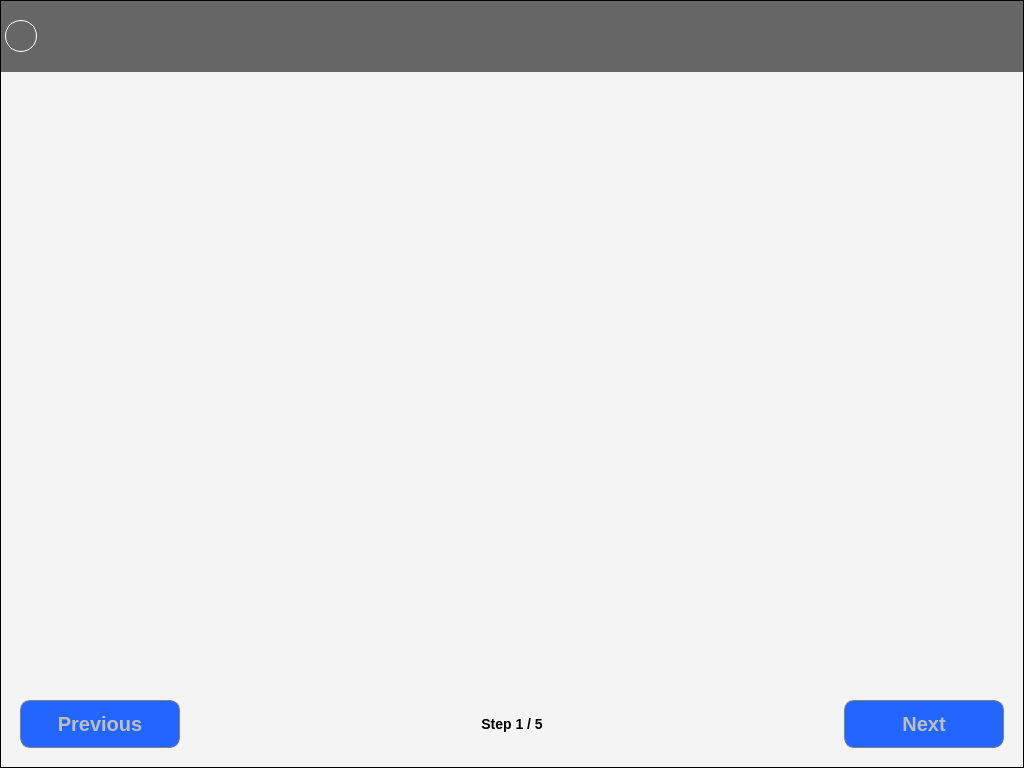
This is src/ihm/mainframe.ui in lamyj/dicomifier as Qt 5 draws it before an edit. The edited form follows.
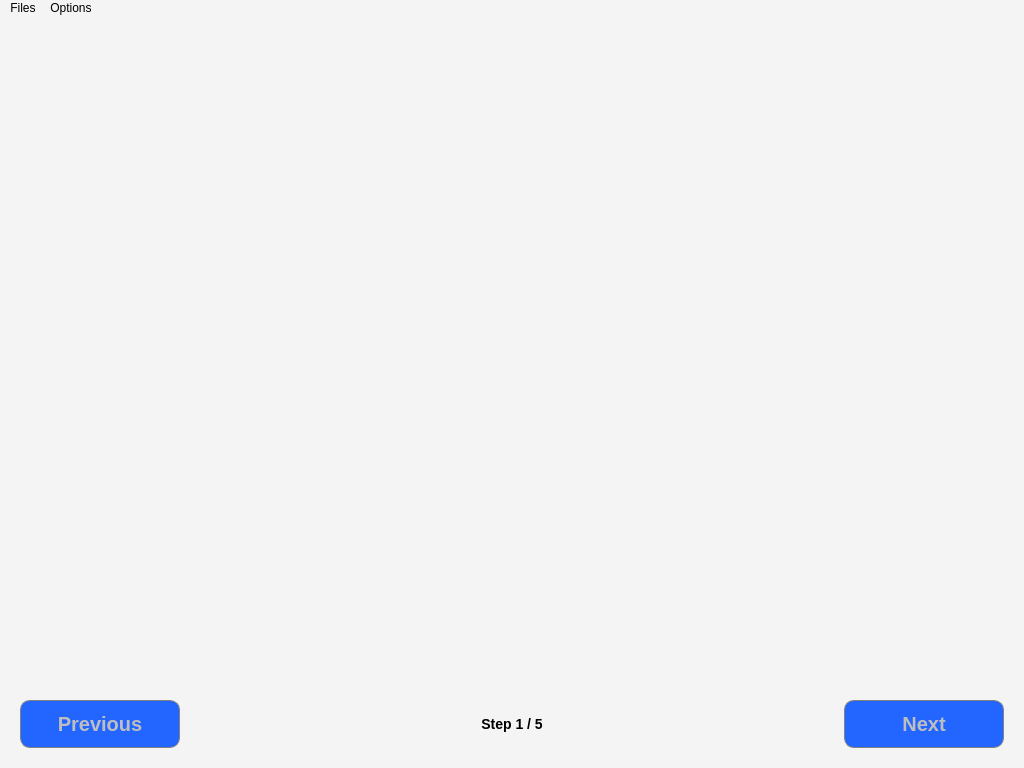
This is the edited form. Icons and pictures are not drawn. Custom widgets are drawn as their Qt base class.

Commit message: src/ihm: modify subjects widget

What changed in the file:
```diff
--- a/src/ihm/mainframe.ui
+++ b/src/ihm/mainframe.ui
@@ -26,12 +26,79 @@
    <string notr="true">QWidget 
 {
 	background-color: #F4F4F4;
-	border: 1px solid black;
 }
+
+QWidget #subjectsWidget
+{
+	border: none;
+}
+
+QWidget #menuBar
+{
+	border: none;
+}
+
+QMenuBar {
+     background-color: qlineargradient(x1:0, y1:0, x2:0, y2:1,
+                                       stop:0 #EEEEEE, stop:1 #BBBBBB);
+ }
+ 
+ QMenuBar::item {
+     spacing: 3px; /* spacing between menu bar items */
+     padding: 1px 4px;
+     background: transparent;
+     border-radius: 4px;
+ }
+ 
+ QMenuBar::item:selected { /* when selected using mouse or keyboard */
+     border-color: lightblue;
+     background: rgba(200, 200, 200, 255);
+ }
+ 
+ QMenuBar::item:pressed {
+     background: rgba(200, 200, 200, 200);
+ }
+
+QMenu {
+     background-color: white;
+     margin: 2px; /* some spacing around the menu */
+ }
+ 
+ QMenu::item {
+     padding: 2px 25px 2px 20px;
+     border: 1px solid transparent; /* reserve space for selection border */
+ }
+ 
+ QMenu::item:selected {
+     border-color: lightblue;
+     background: rgba(200, 200, 200, 150);
+ }
+ 
+ QMenu::icon:checked { /* appearance of a 'checked' icon */
+     background: #CCCCCC;
+     border: 1px inset lightblue;
+     position: absolute;
+     top: 1px;
+     right: 1px;
+     bottom: 1px;
+     left: 1px;
+ }
+ 
+ QMenu::separator {
+     height: 2px;
+     background: #BBBBBB;
+     margin-left: 5spx;
+     margin-right: 5px;
+ }
+ 
+ QMenu::indicator {
+     width: 13px;
+     height: 13px;
+ }
 </string>
   </property>
   <widget class="QWidget" name="centralWidget">
-   <layout class="QGridLayout" name="gridLayout_2" rowstretch="0,0,0">
+   <layout class="QGridLayout" name="gridLayout_2" rowstretch="0,0">
     <property name="leftMargin">
      <number>0</number>
     </property>
@@ -47,7 +114,7 @@
     <property name="spacing">
      <number>0</number>
     </property>
-    <item row="2" column="0" alignment="Qt::AlignBottom">
+    <item row="1" column="0" alignment="Qt::AlignBottom">
      <widget class="QWidget" name="stepBand" native="true">
       <property name="minimumSize">
        <size>
@@ -201,104 +268,7 @@
       </layout>
      </widget>
     </item>
-    <item row="0" column="0">
-     <widget class="QWidget" name="systemBand" native="true">
-      <property name="minimumSize">
-       <size>
-        <width>1024</width>
-        <height>34</height>
-       </size>
-      </property>
-      <property name="maximumSize">
-       <size>
-        <width>16777215</width>
-        <height>72</height>
-       </size>
-      </property>
-      <property name="sizeIncrement">
-       <size>
-        <width>0</width>
-        <height>0</height>
-       </size>
-      </property>
-      <property name="autoFillBackground">
-       <bool>false</bool>
-      </property>
-      <property name="styleSheet">
-       <string notr="true">QWidget 
-{
-	background-color: #666666;
-	border-bottom: none;
-}
-
-QPushButton
-{
-	border: 1px solid white;
-	margin: 1px 5px;
-	border-radius: 16px;
-}</string>
-      </property>
-      <layout class="QGridLayout" name="gridLayout">
-       <property name="sizeConstraint">
-        <enum>QLayout::SetNoConstraint</enum>
-       </property>
-       <property name="leftMargin">
-        <number>0</number>
-       </property>
-       <property name="topMargin">
-        <number>0</number>
-       </property>
-       <property name="rightMargin">
-        <number>0</number>
-       </property>
-       <property name="bottomMargin">
-        <number>0</number>
-       </property>
-       <property name="spacing">
-        <number>0</number>
-       </property>
-       <item row="0" column="0">
-        <widget class="QPushButton" name="homeButton">
-         <property name="minimumSize">
-          <size>
-           <width>42</width>
-           <height>34</height>
-          </size>
-         </property>
-         <property name="maximumSize">
-          <size>
-           <width>42</width>
-           <height>34</height>
-          </size>
-         </property>
-         <property name="styleSheet">
-          <string notr="true">QPushButton
-{
-	background-image: url(:/images/home) repeat-no;
-}</string>
-         </property>
-         <property name="text">
-          <string/>
-         </property>
-        </widget>
-       </item>
-       <item row="0" column="1">
-        <spacer name="horizontalSpacer_3">
-         <property name="orientation">
-          <enum>Qt::Horizontal</enum>
-         </property>
-         <property name="sizeHint" stdset="0">
-          <size>
-           <width>40</width>
-           <height>20</height>
-          </size>
-         </property>
-        </spacer>
-       </item>
-      </layout>
-     </widget>
-    </item>
-    <item row="1" column="0" alignment="Qt::AlignHCenter|Qt::AlignVCenter">
+    <item row="0" column="0" alignment="Qt::AlignHCenter|Qt::AlignVCenter">
      <widget class="SubjectsFrame" name="subjectsWidget" native="true">
       <property name="sizePolicy">
        <sizepolicy hsizetype="Preferred" vsizetype="Preferred">
@@ -310,6 +280,47 @@
     </item>
    </layout>
   </widget>
+  <widget class="QMenuBar" name="menuBar">
+   <property name="geometry">
+    <rect>
+     <x>0</x>
+     <y>0</y>
+     <width>1024</width>
+     <height>23</height>
+    </rect>
+   </property>
+   <widget class="QMenu" name="menuFiles">
+    <property name="title">
+     <string>Files</string>
+    </property>
+    <addaction name="actionNew"/>
+    <addaction name="separator"/>
+    <addaction name="actionQuit"/>
+   </widget>
+   <widget class="QMenu" name="menuOptions">
+    <property name="title">
+     <string>Options</string>
+    </property>
+    <addaction name="actionPreferences"/>
+   </widget>
+   <addaction name="menuFiles"/>
+   <addaction name="menuOptions"/>
+  </widget>
+  <action name="actionNew">
+   <property name="text">
+    <string>New</string>
+   </property>
+  </action>
+  <action name="actionQuit">
+   <property name="text">
+    <string>Quit</string>
+   </property>
+  </action>
+  <action name="actionPreferences">
+   <property name="text">
+    <string>Preferences</string>
+   </property>
+  </action>
  </widget>
  <customwidgets>
   <customwidget>
```
The commit also changes 14 other files.
